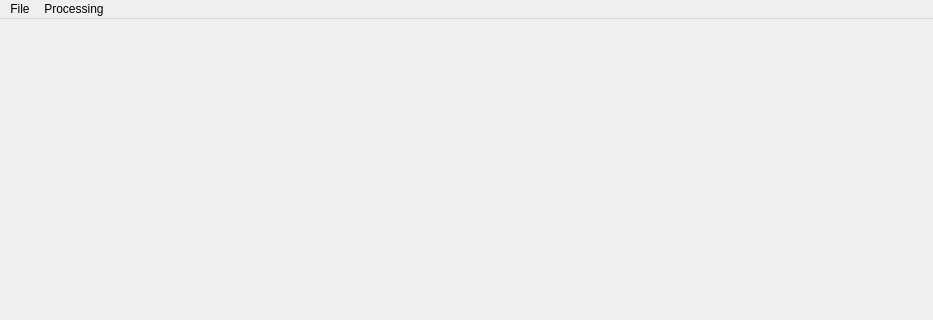
Old version of the form ui/main_window.ui in the repository EBSP-Indexer/EBSP-Indexer; both pictures show x 0 to 933 and y 0 to 320 of the 933 by 537 pixel window.
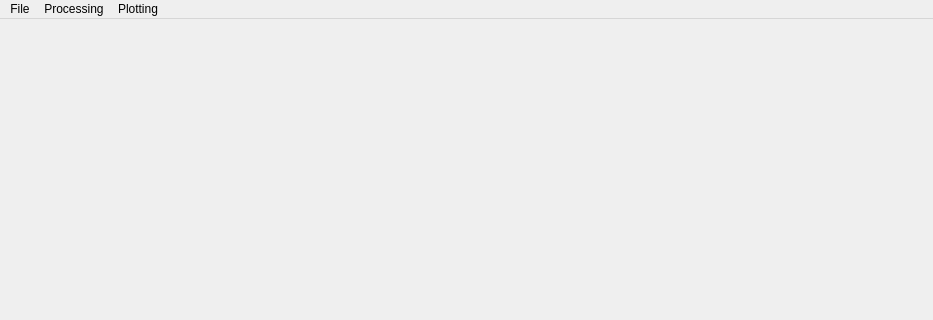
New version of the form.

Commit message: Added plotting functionality

Diff of the .ui file:
```diff
--- a/ui/main_window.ui
+++ b/ui/main_window.ui
@@ -28,7 +28,7 @@
      <x>0</x>
      <y>0</y>
      <width>933</width>
-     <height>26</height>
+     <height>22</height>
     </rect>
    </property>
    <widget class="QMenu" name="menuFile">
@@ -43,8 +43,15 @@
     </property>
     <addaction name="actionProcessingMenu"/>
    </widget>
+   <widget class="QMenu" name="menuPlot">
+    <property name="title">
+     <string>Plotting</string>
+    </property>
+    <addaction name="actionSignalNavigation"/>
+   </widget>
    <addaction name="menuFile"/>
    <addaction name="menuProcessing"/>
+   <addaction name="menuPlot"/>
   </widget>
   <widget class="QStatusBar" name="statusbar"/>
   <action name="actionOpen_Workfolder">
```
Left out of the diff: 5 changed lines with no effect on the pictures. The commit also changes 11 other files.
